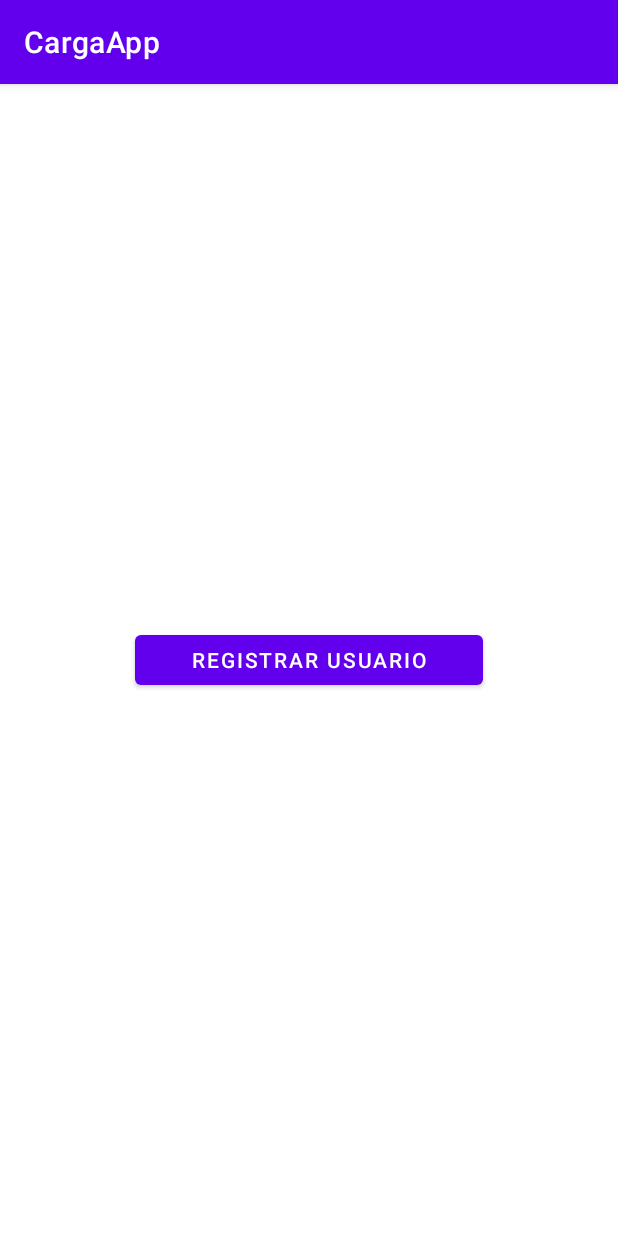
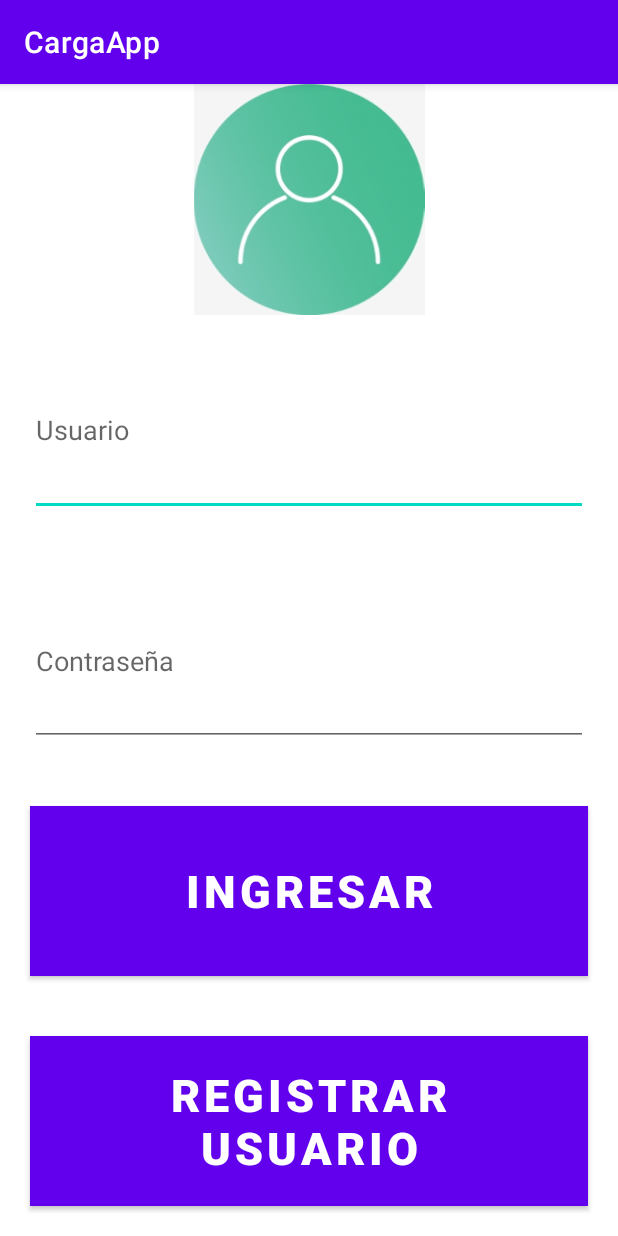
Before and after one commit to jefry1722/CargaApp, an Android app: the screen it shows after launch (MainActivity), on a phone screen of 412 x 824 dp. Run offline under Robolectric (Android 15) with nearby library versions, the phone set to English and light mode, and no system bars.

Commit message:
Interfaz de inicio y registro

```diff
--- a/app/src/main/java/co/edu/unipiloto/cargaapp/AdminSQLiteOpenHelper.java
+++ b/app/src/main/java/co/edu/unipiloto/cargaapp/AdminSQLiteOpenHelper.java
@@ -28,7 +28,7 @@ public class AdminSQLiteOpenHelper extends SQLiteOpenHelper {
     public void onUpgrade(SQLiteDatabase baseDatos, int oldVersion, int newVersion) {
         baseDatos.execSQL("DROP TABLE IF EXISTS '" + "propietario_de_camion"+ "'");
         baseDatos.execSQL("DROP TABLE IF EXISTS '" + "propietario_de_carga"+ "'");
-        baseDatos.execSQL("DROP TABLE IF EXISTS '" + "propietario_de_carga"+ "'");
+        baseDatos.execSQL("DROP TABLE IF EXISTS '" + "conductor_de_camion"+ "'");
         onCreate(baseDatos);
     }
 }
--- a/app/src/main/res/layout/activity_main.xml
+++ b/app/src/main/res/layout/activity_main.xml
@@ -1,20 +1,59 @@
 <?xml version="1.0" encoding="utf-8"?>
-<androidx.constraintlayout.widget.ConstraintLayout xmlns:android="http://schemas.android.com/apk/res/android"
+<LinearLayout
+    xmlns:android="http://schemas.android.com/apk/res/android"
     xmlns:app="http://schemas.android.com/apk/res-auto"
     xmlns:tools="http://schemas.android.com/tools"
     android:layout_width="match_parent"
     android:layout_height="match_parent"
+    android:orientation="vertical"
     tools:context=".MainActivity">
 
+    <ImageView
+        android:layout_width="match_parent"
+        android:layout_height="match_parent"
+        android:layout_weight="1"
+        android:src="@mipmap/user"/>
+
+    <EditText
+        android:id="@+id/User"
+        android:layout_width="match_parent"
+        android:layout_height="match_parent"
+        android:layout_margin="20dp"
+        android:layout_weight="1"
+        android:hint="Usuario"
+        android:inputType="text"/>
+
+    <EditText
+        android:id="@+id/Pass"
+        android:layout_width="match_parent"
+        android:layout_height="match_parent"
+        android:layout_margin="20dp"
+        android:layout_weight="1"
+        android:hint="Contraseña"
+        android:inputType="textPassword"/>
+
     <Button
-        android:id="@+id/button"
-        android:layout_width="232dp"
-        android:layout_height="45dp"
+        android:id="@+id/btnIngresar"
+        android:layout_width="match_parent"
+        android:layout_height="match_parent"
+        android:layout_margin="20dp"
+        android:layout_weight="1"
+        android:background="#FF0000"
+        android:text="Ingresar"
+        android:textColor="#ffffff"
+        android:textSize="30dp"
+        android:textStyle="bold"/>
+
+    <Button
+        android:id="@+id/btnRegistrar"
+        android:layout_width="match_parent"
+        android:layout_height="match_parent"
         android:onClick="onButton"
+        android:layout_margin="20dp"
+        android:layout_weight="1"
+        android:background="#0000ff"
         android:text="Registrar usuario"
-        app:layout_constraintBottom_toBottomOf="parent"
-        app:layout_constraintEnd_toEndOf="parent"
-        app:layout_constraintStart_toStartOf="parent"
-        app:layout_constraintTop_toTopOf="parent"
-        tools:ignore="MissingConstraints" />
-</androidx.constraintlayout.widget.ConstraintLayout>
+        android:textColor="#ffffff"
+        android:textSize="30dp"
+        android:textStyle="bold"/>
+</LinearLayout>
--- a/app/src/main/res/layout/activity_registro.xml
+++ b/app/src/main/res/layout/activity_registro.xml
@@ -20,6 +20,7 @@
         android:layout_width="173dp"
         android:layout_height="26dp"
         android:text="REGISTRO DE USUARIOS"
+        android:textStyle="bold"
         app:layout_constraintEnd_toEndOf="parent"
         app:layout_constraintStart_toStartOf="parent"
         app:layout_constraintTop_toTopOf="parent"
@@ -91,6 +92,8 @@
         android:layout_height="wrap_content"
         android:hint="Registrar usuario"
         android:onClick="registrarUsuario"
+        android:background="#0000ff"
+        android:textColor="#ffffff"
         app:layout_constraintBottom_toBottomOf="parent"
         app:layout_constraintEnd_toEndOf="parent"
         app:layout_constraintStart_toStartOf="parent"
```
Also changed, not shown: app/src/main/res/mipmap-xxxhdpi/user.jpg (added).
